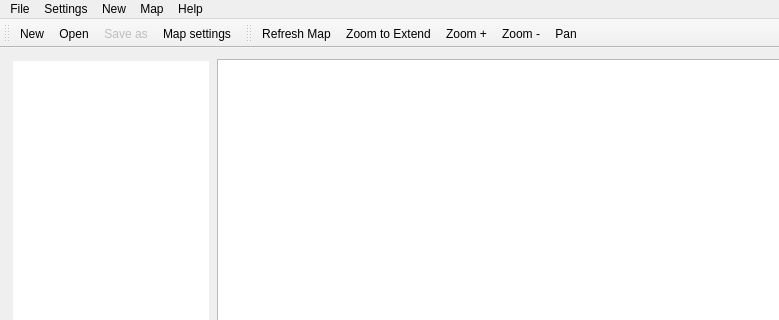
This is mainwindow.ui in QMapfileEditor/QMapfileEditor as Qt 5 draws it before an edit; both pictures show x 0 to 779 and y 0 to 320 of the 875 by 651 pixel window. The edited form follows.
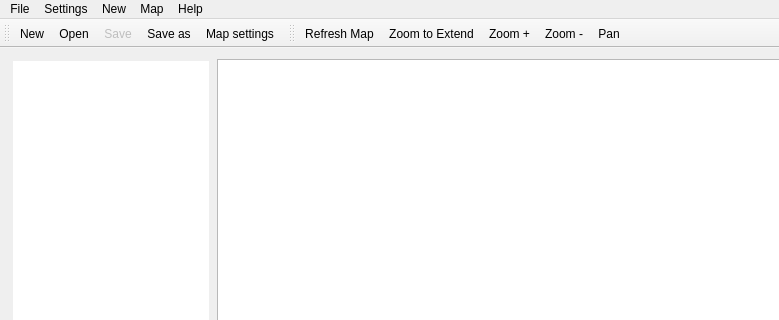
This is the edited form. Icons and pictures are not drawn.

Commit message: Improve ui for save/save as action

```diff
--- a/mainwindow.ui
+++ b/mainwindow.ui
@@ -201,6 +201,9 @@
   </widget>
   <widget class="QStatusBar" name="statusbar"/>
   <widget class="QToolBar" name="fileToolBar">
+   <property name="enabled">
+    <bool>true</bool>
+   </property>
    <property name="sizePolicy">
     <sizepolicy hsizetype="MinimumExpanding" vsizetype="Fixed">
      <horstretch>0</horstretch>
@@ -251,6 +254,7 @@
    </attribute>
    <addaction name="actionNew"/>
    <addaction name="actionOpen"/>
+   <addaction name="actionSave"/>
    <addaction name="actionSaveAs"/>
    <addaction name="actionMapSetting"/>
   </widget>
@@ -341,6 +345,9 @@
    </property>
   </action>
   <action name="actionSave">
+   <property name="enabled">
+    <bool>false</bool>
+   </property>
    <property name="icon">
     <iconset>
      <normaloff>../images/icons/document-save.png</normaloff>../images/icons/document-save.png</iconset>
@@ -366,7 +373,7 @@
   </action>
   <action name="actionSaveAs">
    <property name="enabled">
-    <bool>false</bool>
+    <bool>true</bool>
    </property>
    <property name="icon">
     <iconset resource="resources.qrc">
```
Left out of the diff: 4 changed lines with no effect on the pictures. The commit also changes 1 other file.
